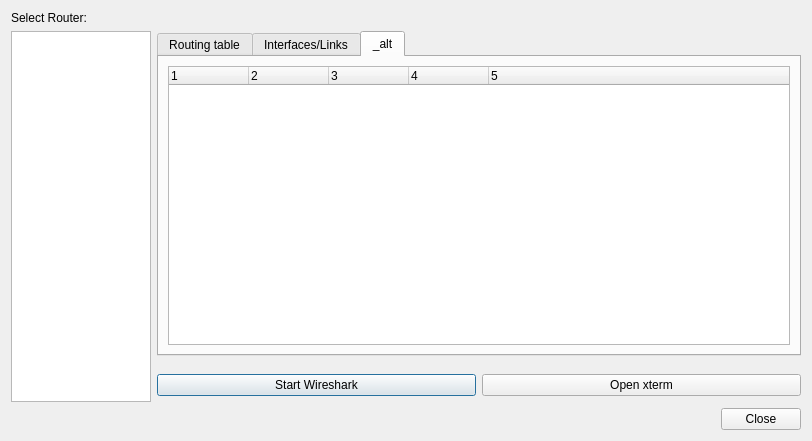
Above: confRouter.ui from koppd/mt before the change. Below: the same form after it.
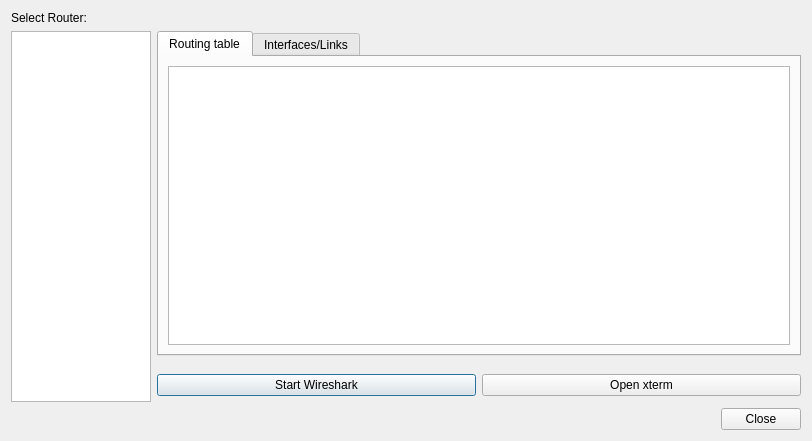
That is the form after the change. The open tabs and pages were chosen to show the change.

The edit to the form file:
```diff
--- a/confRouter.ui
+++ b/confRouter.ui
@@ -90,48 +90,9 @@
            <pointsize>9</pointsize>
           </font>
          </property>
-        </widget>
-       </item>
-      </layout>
-     </widget>
-     <widget class="QWidget" name="tab_3">
-      <attribute name="title">
-       <string>_alt</string>
-      </attribute>
-      <layout class="QGridLayout" name="gridLayout_4">
-       <item row="0" column="0">
-        <widget class="QTreeWidget" name="treeInterfaces">
-         <property name="columnCount">
-          <number>5</number>
+         <property name="readOnly">
+          <bool>true</bool>
          </property>
-         <attribute name="headerDefaultSectionSize">
-          <number>80</number>
-         </attribute>
-         <column>
-          <property name="text">
-           <string notr="true">1</string>
-          </property>
-         </column>
-         <column>
-          <property name="text">
-           <string notr="true">2</string>
-          </property>
-         </column>
-         <column>
-          <property name="text">
-           <string notr="true">3</string>
-          </property>
-         </column>
-         <column>
-          <property name="text">
-           <string notr="true">4</string>
-          </property>
-         </column>
-         <column>
-          <property name="text">
-           <string notr="true">5</string>
-          </property>
-         </column>
         </widget>
        </item>
       </layout>
```
Left out of the diff: 9 changed lines with no effect on the pictures.
